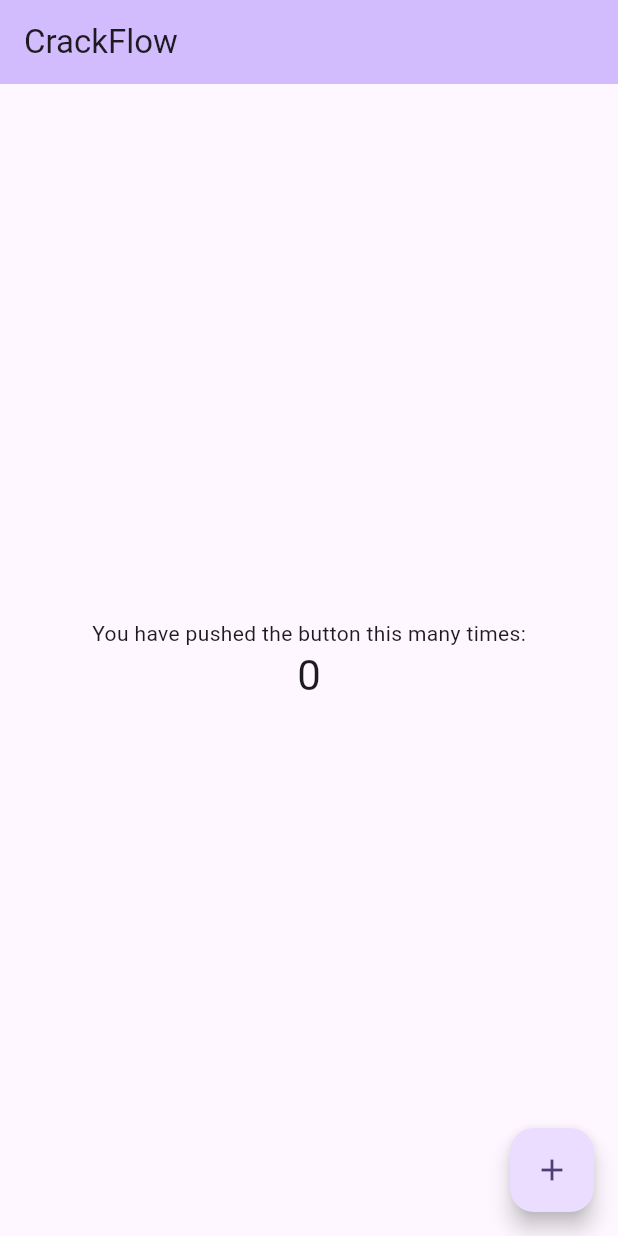
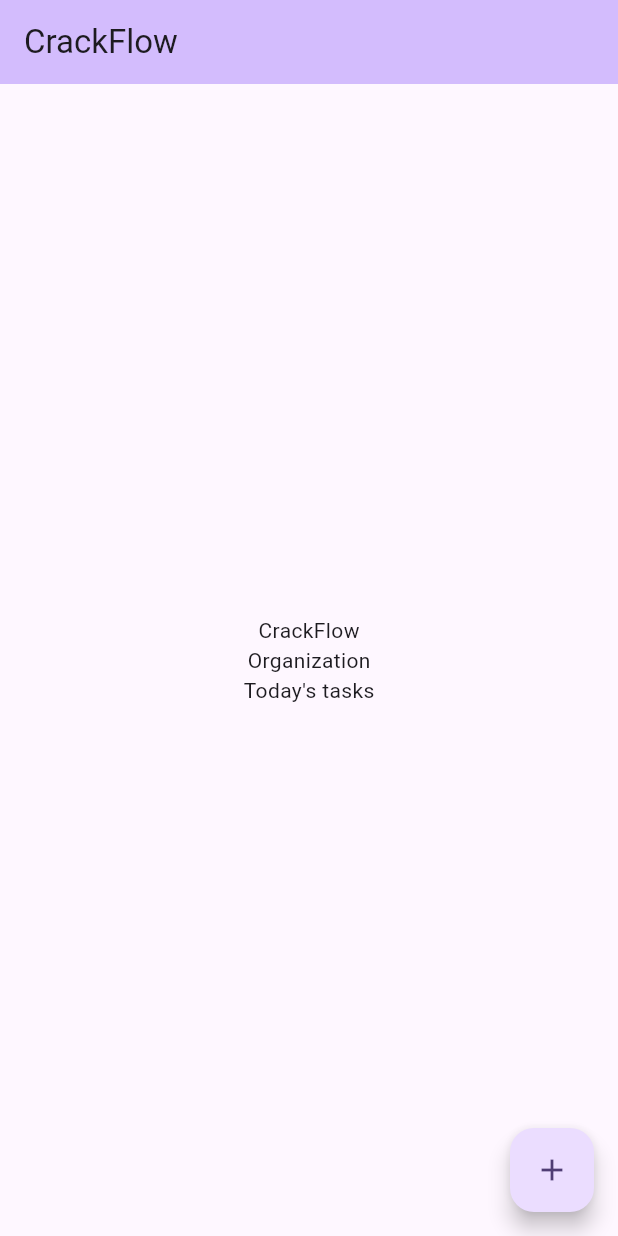
Before and after one commit to BestIsaacPlayer/CrackFlow, a Flutter app: the screen it shows after launch, on a phone screen of 412 x 824 dp. Run offline on Flutter 3.47's test engine with Material 3 defaults, Android fonts, the phone set to English and light mode, and no system bars.

Commit message:
Change the app bar's body content to a list of strings

```diff
--- a/lib/main.dart
+++ b/lib/main.dart
@@ -103,12 +103,10 @@
           // action in the IDE, or press "p" in the console), to see the
           // wireframe for each widget.
           mainAxisAlignment: .center,
-          children: [
-            const Text('You have pushed the button this many times:'),
-            Text(
-              '$_counter',
-              style: Theme.of(context).textTheme.headlineMedium,
-            ),
+          children: const [
+            Text("CrackFlow"),
+            Text("Organization"),
+            Text("Today's tasks"),
           ],
         ),
       ),
```
